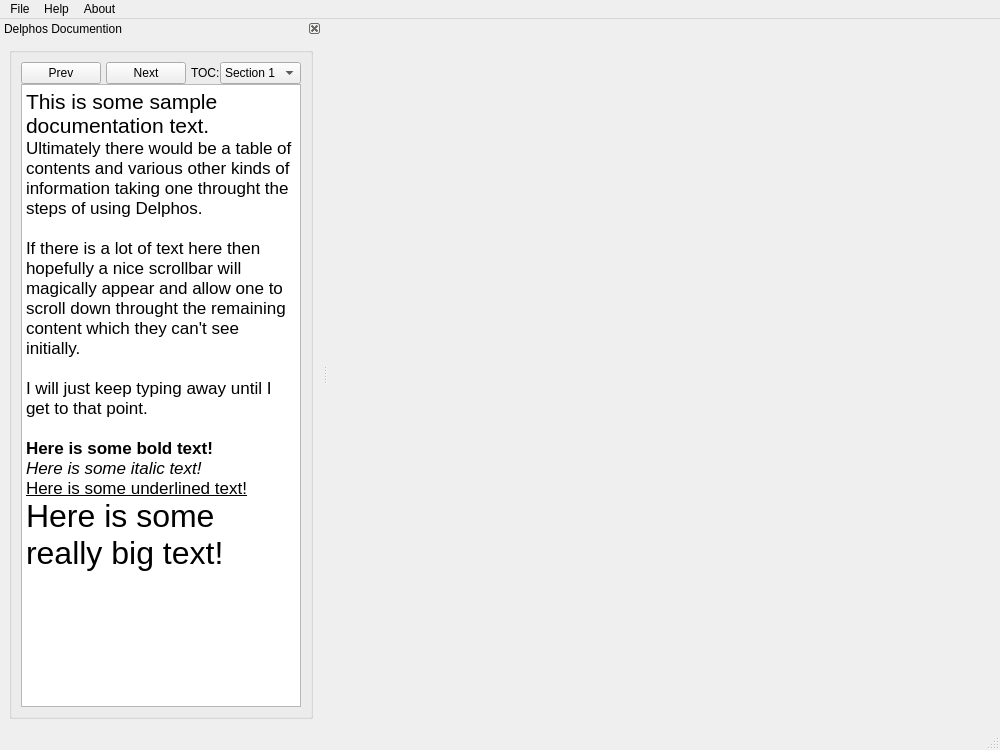
Before: the Qt Designer form src/gui/main_window.ui in Ecotrust/delphos, drawn with Qt 5.
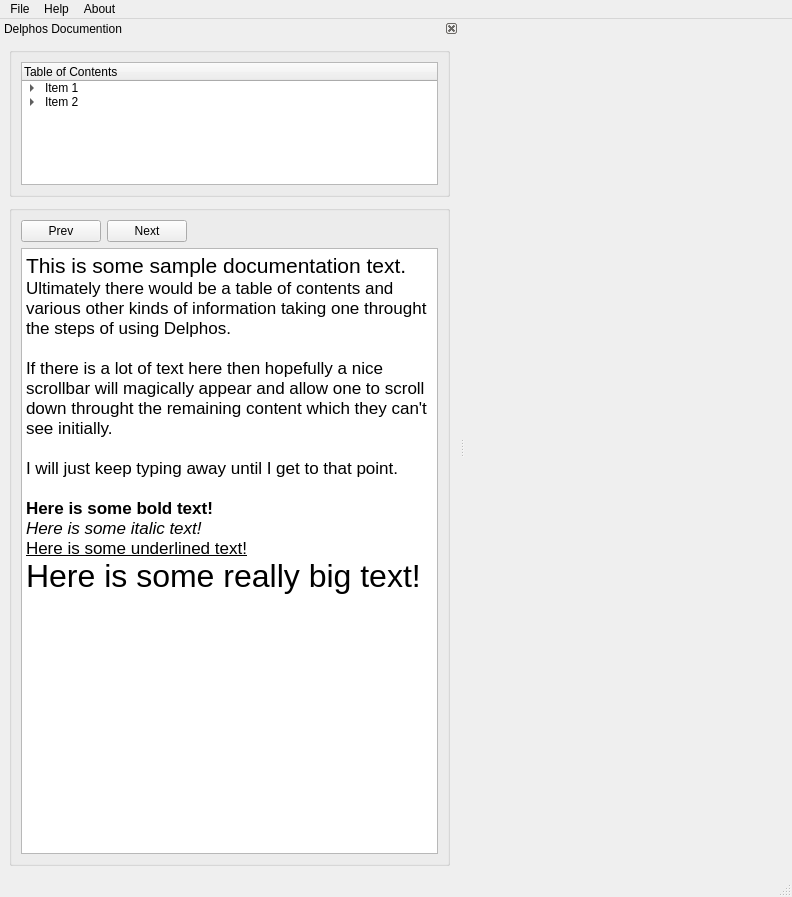
After: the same form once the commit is applied.

Patch:
```diff
--- a/src/gui/main_window.ui
+++ b/src/gui/main_window.ui
@@ -5,8 +5,8 @@
    <rect>
     <x>0</x>
     <y>0</y>
-    <width>1000</width>
-    <height>750</height>
+    <width>792</width>
+    <height>897</height>
    </rect>
   </property>
   <property name="windowTitle" >
@@ -18,7 +18,7 @@
     <rect>
      <x>0</x>
      <y>0</y>
-     <width>1000</width>
+     <width>792</width>
      <height>22</height>
     </rect>
    </property>
@@ -67,7 +67,72 @@
     <number>1</number>
    </attribute>
    <widget class="QWidget" name="dockWidgetContents" >
+    <layout class="QVBoxLayout" >
+     <item>
+      <layout class="QVBoxLayout" >
+       <property name="spacing" >
+        <number>8</number>
+       </property>
+       <item>
+        <widget class="QGroupBox" name="groupBox_5" >
+         <property name="maximumSize" >
+          <size>
+           <width>16777215</width>
+           <height>150</height>
+          </size>
+         </property>
+         <property name="title" >
+          <string/>
+         </property>
     <layout class="QHBoxLayout" >
+          <item>
+           <widget class="QTreeWidget" name="treeWidget" >
+            <property name="minimumSize" >
+             <size>
+              <width>0</width>
+              <height>100</height>
+             </size>
+            </property>
+            <column>
+             <property name="text" >
+              <string>Table of Contents</string>
+             </property>
+            </column>
+            <item>
+             <property name="text" >
+              <string>Item 1</string>
+             </property>
+             <item>
+              <property name="text" >
+               <string>1.1</string>
+              </property>
+             </item>
+            </item>
+            <item>
+             <property name="text" >
+              <string>Item 2</string>
+             </property>
+             <item>
+              <property name="text" >
+               <string>2.1</string>
+              </property>
+             </item>
+             <item>
+              <property name="text" >
+               <string>2.2</string>
+              </property>
+             </item>
+             <item>
+              <property name="text" >
+               <string>2.3</string>
+              </property>
+             </item>
+            </item>
+           </widget>
+          </item>
+         </layout>
+        </widget>
+       </item>
      <item>
       <widget class="QGroupBox" name="groupBox" >
        <property name="title" >
@@ -76,14 +141,8 @@
        <layout class="QHBoxLayout" >
         <item>
          <layout class="QVBoxLayout" >
-          <property name="spacing" >
-           <number>0</number>
-          </property>
           <item>
            <layout class="QHBoxLayout" >
-            <property name="spacing" >
-             <number>5</number>
-            </property>
             <item>
              <widget class="QPushButton" name="pushButton_2" >
               <property name="maximumSize" >
@@ -111,43 +170,17 @@
              </widget>
             </item>
             <item>
-             <layout class="QHBoxLayout" >
-              <property name="spacing" >
-               <number>0</number>
-              </property>
-              <item>
-               <widget class="QLabel" name="label_4" >
-                <property name="maximumSize" >
+               <spacer>
+                <property name="orientation" >
+                 <enum>Qt::Horizontal</enum>
+                </property>
+                <property name="sizeHint" >
                  <size>
-                  <width>40</width>
-                  <height>16777215</height>
+                  <width>251</width>
+                  <height>20</height>
                  </size>
                 </property>
-                <property name="text" >
-                 <string>TOC:</string>
-                </property>
-               </widget>
-              </item>
-              <item>
-               <widget class="QComboBox" name="comboBox" >
-                <item>
-                 <property name="text" >
-                  <string>Section 1</string>
-                 </property>
-                </item>
-                <item>
-                 <property name="text" >
-                  <string>Section 2</string>
-                 </property>
-                </item>
-                <item>
-                 <property name="text" >
-                  <string>Section 3</string>
-                 </property>
-                </item>
-               </widget>
-              </item>
-             </layout>
+               </spacer>
             </item>
            </layout>
           </item>
@@ -181,6 +214,8 @@
         </item>
        </layout>
       </widget>
+       </item>
+      </layout>
      </item>
     </layout>
    </widget>
```
Left out of the diff: 2 changed lines with no effect on the pictures. Lines whose indentation alone changed are shown as unchanged.
